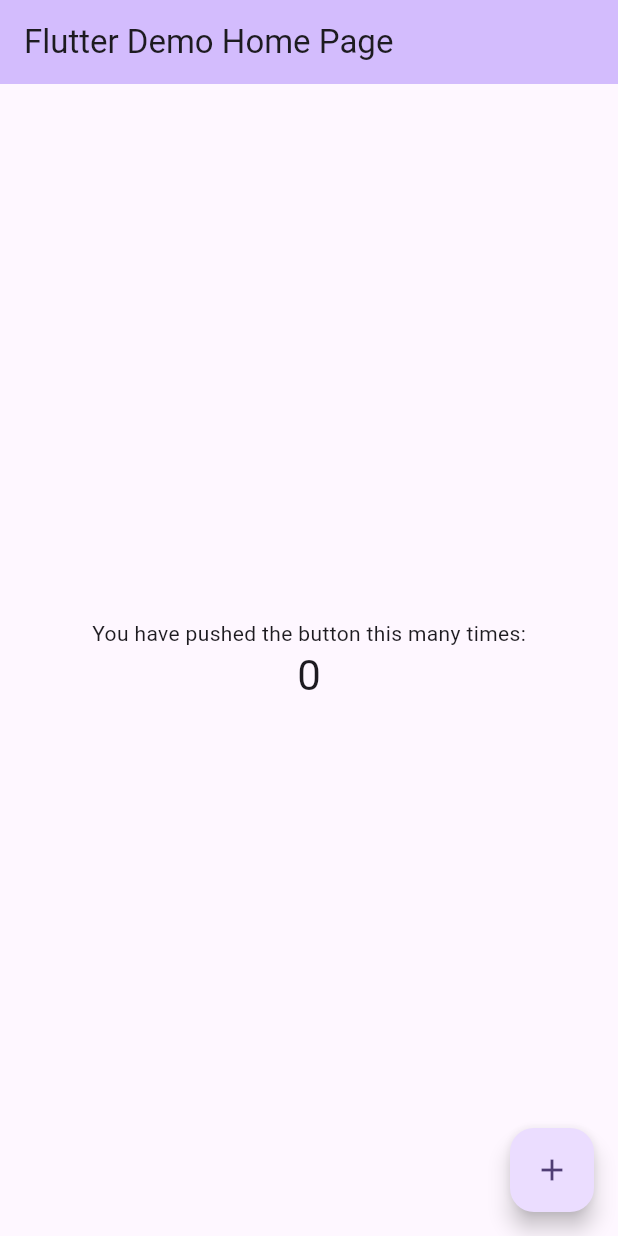
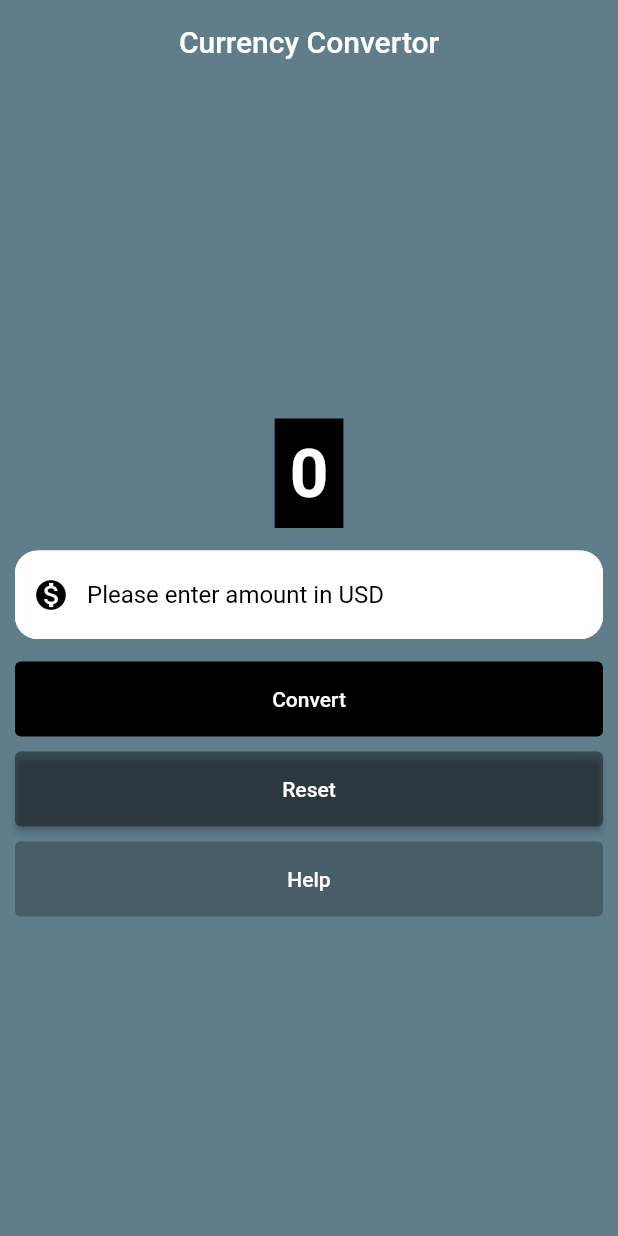
Before and after one commit to leroyleow/learnflutter, a Flutter app: the screen it shows after launch, on a phone screen of 412 x 824 dp. Run offline on Flutter 3.47's test engine with Material 2 defaults, Android fonts, the phone set to English and light mode, and no system bars.

Commit message:
updated currency convertor textcontroller

```diff
--- /dev/null
+++ b/currency_convertor/lib/currecny_convertor_page.dart
@@ -0,0 +1,128 @@
+//1. Create a variable to store converted currency value.
+//2. Create function that does conversion with exchange rate
+//3. Store the value in variable we created.
+//4. Display variable
+
+import 'package:flutter/foundation.dart';
+import 'package:flutter/material.dart';
+
+class CurrencyConvertorMaterialPage extends StatelessWidget {
+  const CurrencyConvertorMaterialPage({super.key});
+
+
+  @override
+  Widget build(BuildContext context) {
+    int result = 0;
+    final TextEditingController textEditingController = TextEditingController();
+
+    const boarder = OutlineInputBorder(
+      //Color(0xAARRGGBB)
+      borderSide: BorderSide(
+        color: Colors.white,
+        width: 2.0,
+        style: BorderStyle.solid,
+        strokeAlign: BorderSide.strokeAlignInside,
+      ),
+      borderRadius: BorderRadius.all(
+        Radius.circular(15),
+      ),
+    );
+
+    return Scaffold(
+        backgroundColor: Colors.blueGrey,
+        appBar: AppBar(
+          title: const Text('Currency Convertor'),
+          backgroundColor: Colors.blueGrey,
+          elevation: 0,
+          centerTitle: true,
+        ),
+        body: Center(
+          child: Column(
+            mainAxisAlignment: MainAxisAlignment.center,
+            children: [
+              Container(
+                margin: const EdgeInsets.all(10.0),
+                padding: const EdgeInsets.all(10.0),
+                color: Colors.black,
+                child: const Text(
+                  '0',
+                  style: TextStyle(
+                    fontSize: 45.0,
+                    fontWeight: FontWeight.bold,
+                    color: Color.fromARGB(255, 255, 255, 255),
+                  ),
+                ),
+              ),
+              const Padding(
+                padding: EdgeInsets.fromLTRB(10, 5, 10, 5),
+                child: TextField(
+                  controller: textEditingController,
+                  decoration: InputDecoration(
+                    hintText: 'Please enter amount in USD',
+                    hintStyle: TextStyle(
+                      color: Colors.black,
+                    ),
+                    prefixIcon: Icon(Icons.monetization_on),
+                    prefixIconColor: Colors.black,
+                    filled: true,
+                    fillColor: Colors.white,
+                    focusedBorder: boarder,
+                    enabledBorder: boarder,
+                  ),
+                  keyboardType: TextInputType.numberWithOptions(
+                    decimal: true,
+                  ),
+                ),
+              ),
+              Padding(
+                padding: const EdgeInsets.all(10.0),
+                child: TextButton(
+                  onPressed: () {
+                    // debug, release, profile
+                    if (kDebugMode) {
+                      print('button click');
+                    }
+                  },
+                  style: const ButtonStyle(
+                      backgroundColor: MaterialStatePropertyAll(Colors.black),
+                      foregroundColor: MaterialStatePropertyAll(Colors.white),
+                      minimumSize: MaterialStatePropertyAll(
+                        Size(double.infinity, 50),
+                      )),
+                  child: const Text('Convert'),
+                ),
+              ),
+              Padding(
+                padding: const EdgeInsets.fromLTRB(10, 0, 10, 0),
+                child: ElevatedButton(
+                  onPressed: () {},
+                  style: const ButtonStyle(
+                    backgroundColor: MaterialStatePropertyAll(Colors.black38),
+                    foregroundColor: MaterialStatePropertyAll(Colors.white),
+                    minimumSize: MaterialStatePropertyAll(
+                      Size(double.infinity, 50),
+                    ),
+                  ),
+                  child: const Text('Reset'),
+                ),
+              ),
+              Padding(
+                padding: const EdgeInsets.fromLTRB(10, 10, 10, 0),
+                child: TextButton(
+                  onPressed: () {},
+                  style: TextButton.styleFrom(
+                    backgroundColor: Colors.black26,
+                    foregroundColor: Colors.white,
+                    minimumSize: const Size(
+                      double.infinity,
+                      50,
+                    ),
+                  ),
+                  child: const Text('Help'),
+                ),
+              )
+            ],
+          ),
+        ));
+  }
+}
--- a/currency_convertor/lib/main.dart
+++ b/currency_convertor/lib/main.dart
@@ -1,3 +1,4 @@
+import 'package:currency_convertor/currecny_convertor_page.dart';
 import 'package:flutter/material.dart';
 
 void main() {
@@ -5,121 +6,13 @@ void main() {
 }
 
 class MyApp extends StatelessWidget {
+  //constructor syntax
+  //below short syntax MyApp({Key? key}) : super({key: key})
   const MyApp({super.key});
-
-  // This widget is the root of your application.
   @override
   Widget build(BuildContext context) {
-    return MaterialApp(
-      title: 'Flutter Demo',
-      theme: ThemeData(
-        // This is the theme of your application.
-        //
-        // TRY THIS: Try running your application with "flutter run". You'll see
-        // the application has a blue toolbar. Then, without quitting the app,
-        // try changing the seedColor in the colorScheme below to Colors.green
-        // and then invoke "hot reload" (save your changes or press the "hot
-        // reload" button in a Flutter-supported IDE, or press "r" if you used
-        // the command line to start the app).
-        //
-        // Notice that the counter didn't reset back to zero; the application
-        // state is not lost during the reload. To reset the state, use hot
-        // restart instead.
-        //
-        // This works for code too, not just values: Most code changes can be
-        // tested with just a hot reload.
-        colorScheme: ColorScheme.fromSeed(seedColor: Colors.deepPurple),
-        useMaterial3: true,
-      ),
-      home: const MyHomePage(title: 'Flutter Demo Home Page'),
+    return const MaterialApp(
+      home: CurrencyConvertorMaterialPage(),
     );
   }
 }
-
-class MyHomePage extends StatefulWidget {
-  const MyHomePage({super.key, required this.title});
-
-  // This widget is the home page of your application. It is stateful, meaning
-  // that it has a State object (defined below) that contains fields that affect
-  // how it looks.
-
-  // This class is the configuration for the state. It holds the values (in this
-  // case the title) provided by the parent (in this case the App widget) and
-  // used by the build method of the State. Fields in a Widget subclass are
-  // always marked "final".
-
-  final String title;
-
-  @override
-  State<MyHomePage> createState() => _MyHomePageState();
-}
-
-class _MyHomePageState extends State<MyHomePage> {
-  int _counter = 0;
-
-  void _incrementCounter() {
-    setState(() {
-      // This call to setState tells the Flutter framework that something has
-      // changed in this State, which causes it to rerun the build method below
-      // so that the display can reflect the updated values. If we changed
-      // _counter without calling setState(), then the build method would not be
-      // called again, and so nothing would appear to happen.
-      _counter++;
-    });
-  }
-
-  @override
-  Widget build(BuildContext context) {
-    // This method is rerun every time setState is called, for instance as done
-    // by the _incrementCounter method above.
-    //
-    // The Flutter framework has been optimized to make rerunning build methods
-    // fast, so that you can just rebuild anything that needs updating rather
-    // than having to individually change instances of widgets.
-    return Scaffold(
-      appBar: AppBar(
-        // TRY THIS: Try changing the color here to a specific color (to
-        // Colors.amber, perhaps?) and trigger a hot reload to see the AppBar
-        // change color while the other colors stay the same.
-        backgroundColor: Theme.of(context).colorScheme.inversePrimary,
-        // Here we take the value from the MyHomePage object that was created by
-        // the App.build method, and use it to set our appbar title.
-        title: Text(widget.title),
-      ),
-      body: Center(
-        // Center is a layout widget. It takes a single child and positions it
-        // in the middle of the parent.
-        child: Column(
-          // Column is also a layout widget. It takes a list of children and
-          // arranges them vertically. By default, it sizes itself to fit its
-          // children horizontally, and tries to be as tall as its parent.
-          //
-          // Column has various properties to control how it sizes itself and
-          // how it positions its children. Here we use mainAxisAlignment to
-          // center the children vertically; the main axis here is the vertical
-          // axis because Columns are vertical (the cross axis would be
-          // horizontal).
-          //
-          // TRY THIS: Invoke "debug painting" (choose the "Toggle Debug Paint"
-          // action in the IDE, or press "p" in the console), to see the
-          // wireframe for each widget.
-          mainAxisAlignment: MainAxisAlignment.center,
-          children: <Widget>[
-            const Text(
-              'You have pushed the button this many times:',
-            ),
-            Text(
-              '$_counter',
-              style: Theme.of(context).textTheme.headlineMedium,
-            ),
-          ],
-        ),
-      ),
-      floatingActionButton: FloatingActionButton(
-        onPressed: _incrementCounter,
-        tooltip: 'Increment',
-        child: const Icon(Icons.add),
-      ), // This trailing comma makes auto-formatting nicer for build methods.
-    );
-  }
-}
```
